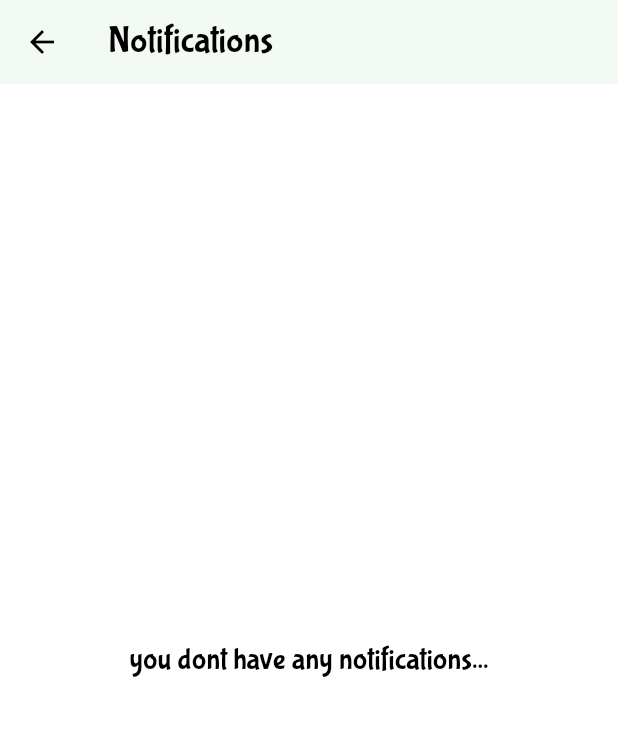
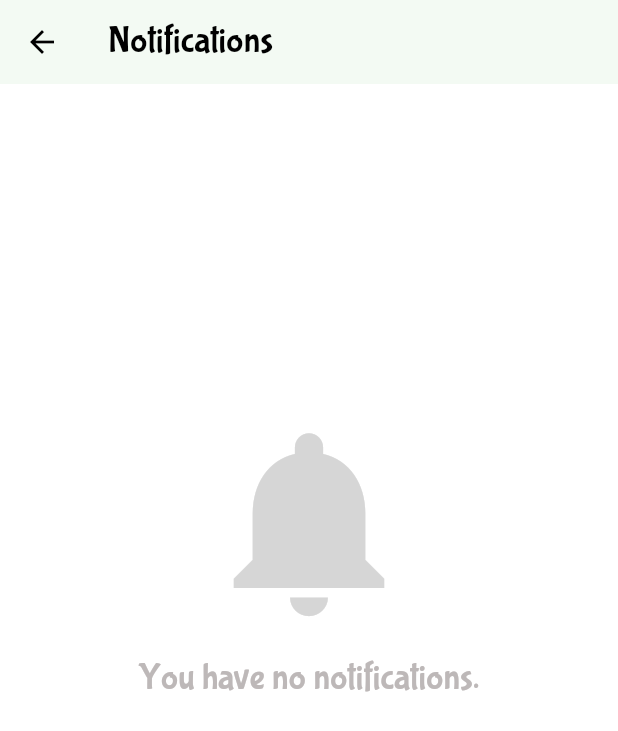
Before and after one commit to nsenji/insurance-app, a Flutter app: the Notifications screen opened directly, on a phone screen of 412 x 824 dp. Shown: the top 731 px of the screen. Run offline on Flutter 3.47's test engine with Material 2 defaults, Android fonts, the phone set to English and light mode, and no system bars; our stand-ins replace cloud_firestore, firebase_auth, firebase_core, flutter_html, fluttertoast, random_string; accounts and stored records are empty.

Commit message:
skeletons for empty pages

```diff
--- a/lib/pages/app_pages/notifications.dart
+++ b/lib/pages/app_pages/notifications.dart
@@ -31,12 +31,21 @@ class _NotificationsState extends State<Notifications> {
         ),
       ),
       body: Center(
-        child: MajorFont(
-          text: 'you dont have any notifications...',
-          weight: false,
-          size: 20,
-          color: AppColors.blackColor,
+        child: Padding(
+        padding: const EdgeInsets.only(bottom: 140),
+        child: Column(
+          mainAxisSize: MainAxisSize.max,
+          mainAxisAlignment: MainAxisAlignment.center,
+          children: [
+            Icon(Icons.notifications,
+            size: 150,
+            color: AppColors.greyColor,
+            ),
+            SizedBox(height: 15,),
+            MajorFont(text: 'You have no notifications.',weight: false,color: Color.fromARGB(255, 189, 184, 184),),
+          ],
         ),
+      ),
       ),
     );
   }
```
Also changed, not shown: lib/pages/app_pages/app_settings.dart (+15 -1 lines), lib/pages/bottom_nav_pages/TabBar_widgets/claimsTab.dart (+16 -1 lines), lib/pages/bottom_nav_pages/TabBar_widgets/policiesTab.dart (+16 -1 lines).
